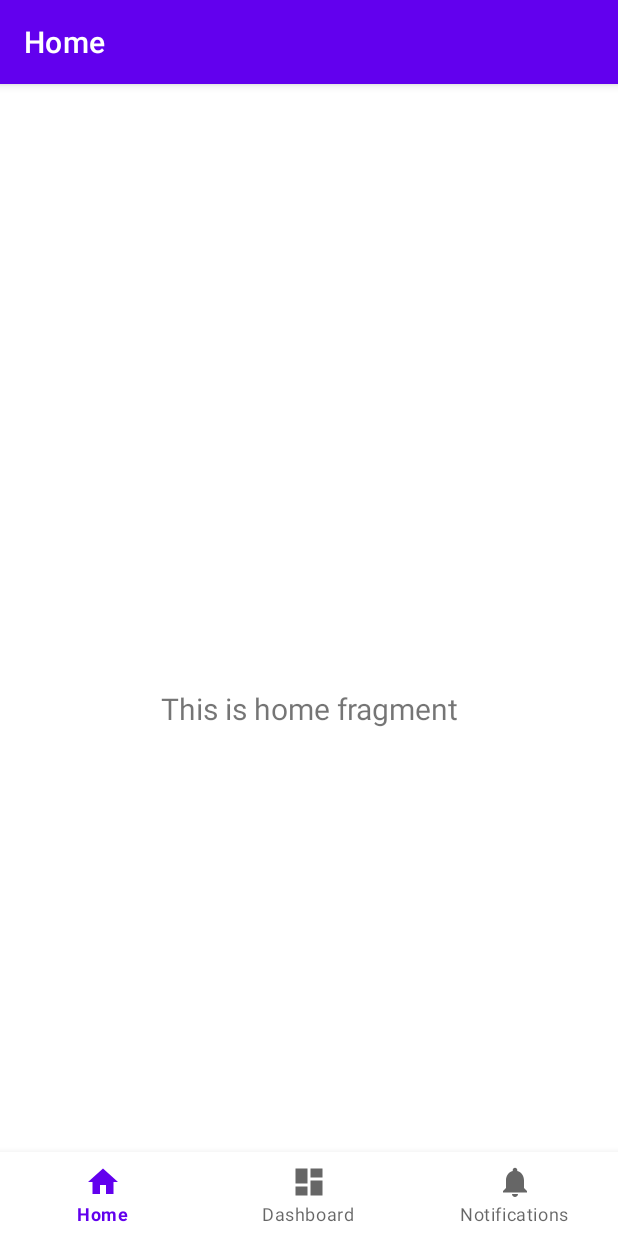
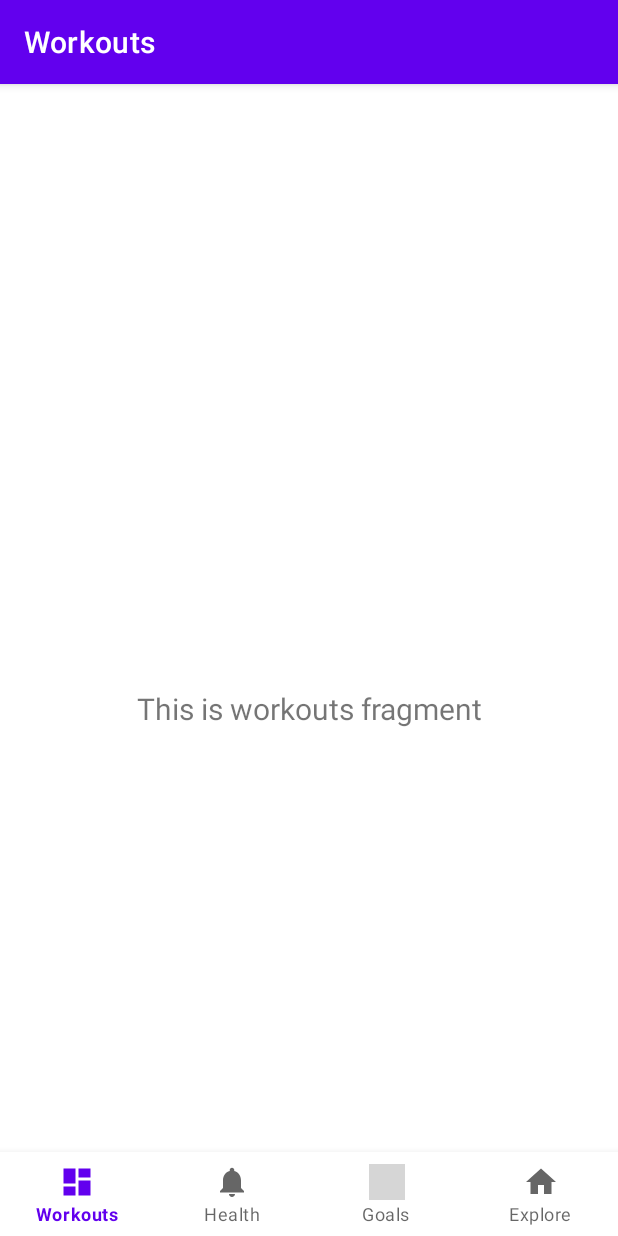
Before and after one commit to shastye/FitStir, an Android app: the screen it shows after launch (MainActivity), on a phone screen of 412 x 824 dp. Run offline under Robolectric (Android 15) with nearby library versions, the phone set to English and light mode, and no system bars; our stand-ins replace navigation-ui; grey boxes are pictures that could not be loaded.

Commit message:
Refactored Navigation from "Home, Dashboard, Notifications" to "Workouts, Health, Goals, Explore"

```diff
--- a/app/src/main/java/com/fitstir/fitstirapp/MainActivity.java
+++ b/app/src/main/java/com/fitstir/fitstirapp/MainActivity.java
@@ -27,7 +27,7 @@ public class MainActivity extends AppCompatActivity {
         // Passing each menu ID as a set of Ids because each
         // menu should be considered as top level destinations.
         AppBarConfiguration appBarConfiguration = new AppBarConfiguration.Builder(
-                R.id.navigation_home, R.id.navigation_dashboard, R.id.navigation_notifications)
+                R.id.navigation_workouts, R.id.navigation_health, R.id.navigation_goals, R.id.navigation_explore)
                 .build();
         NavController navController = Navigation.findNavController(this, R.id.nav_host_fragment_activity_main);
         NavigationUI.setupActionBarWithNavController(this, navController, appBarConfiguration);
--- a/app/src/main/java/com/fitstir/fitstirapp/ui/home/HomeViewModel.java
+++ b/app/src/main/java/com/fitstir/fitstirapp/ui/explore/ExploreViewModel.java
@@ -1,16 +1,16 @@
-package com.fitstir.fitstirapp.ui.home;
+package com.fitstir.fitstirapp.ui.explore;
 
 import androidx.lifecycle.LiveData;
 import androidx.lifecycle.MutableLiveData;
 import androidx.lifecycle.ViewModel;
 
-public class HomeViewModel extends ViewModel {
+public class ExploreViewModel extends ViewModel {
 
     private final MutableLiveData<String> mText;
 
-    public HomeViewModel() {
+    public ExploreViewModel() {
         mText = new MutableLiveData<>();
-        mText.setValue("This is home fragment");
+        mText.setValue("This is explore fragment");
     }
 
     public LiveData<String> getText() {
--- a/app/src/main/java/com/fitstir/fitstirapp/ui/home/HomeFragment.java
+++ b/app/src/main/java/com/fitstir/fitstirapp/ui/goals/GoalsFragment.java
@@ -1,4 +1,4 @@
-package com.fitstir.fitstirapp.ui.home;
+package com.fitstir.fitstirapp.ui.goals;
 
 import android.os.Bundle;
 import android.view.LayoutInflater;
@@ -10,22 +10,22 @@ import androidx.annotation.NonNull;
 import androidx.fragment.app.Fragment;
 import androidx.lifecycle.ViewModelProvider;
 
-import com.fitstir.fitstirapp.databinding.FragmentHomeBinding;
+import com.fitstir.fitstirapp.databinding.FragmentHealthBinding;
 
-public class HomeFragment extends Fragment {
+public class GoalsFragment extends Fragment {
 
-    private FragmentHomeBinding binding;
+    private FragmentHealthBinding binding;
 
     public View onCreateView(@NonNull LayoutInflater inflater,
                              ViewGroup container, Bundle savedInstanceState) {
-        HomeViewModel homeViewModel =
-                new ViewModelProvider(this).get(HomeViewModel.class);
+        GoalsViewModel goalsViewModel =
+                new ViewModelProvider(this).get(GoalsViewModel.class);
 
-        binding = FragmentHomeBinding.inflate(inflater, container, false);
+        binding = FragmentHealthBinding.inflate(inflater, container, false);
         View root = binding.getRoot();
 
-        final TextView textView = binding.textHome;
-        homeViewModel.getText().observe(getViewLifecycleOwner(), textView::setText);
+        final TextView textView = binding.textHealth;
+        goalsViewModel.getText().observe(getViewLifecycleOwner(), textView::setText);
         return root;
     }
 
--- a/app/src/main/java/com/fitstir/fitstirapp/ui/dashboard/DashboardFragment.java
+++ b/app/src/main/java/com/fitstir/fitstirapp/ui/workouts/WorkoutsFragment.java
@@ -1,4 +1,4 @@
-package com.fitstir.fitstirapp.ui.dashboard;
+package com.fitstir.fitstirapp.ui.workouts;
 
 import android.os.Bundle;
 import android.view.LayoutInflater;
@@ -10,22 +10,22 @@ import androidx.annotation.NonNull;
 import androidx.fragment.app.Fragment;
 import androidx.lifecycle.ViewModelProvider;
 
-import com.fitstir.fitstirapp.databinding.FragmentDashboardBinding;
+import com.fitstir.fitstirapp.databinding.FragmentWorkoutsBinding;
 
-public class DashboardFragment extends Fragment {
+public class WorkoutsFragment extends Fragment {
 
-    private FragmentDashboardBinding binding;
+    private FragmentWorkoutsBinding binding;
 
     public View onCreateView(@NonNull LayoutInflater inflater,
                              ViewGroup container, Bundle savedInstanceState) {
-        DashboardViewModel dashboardViewModel =
-                new ViewModelProvider(this).get(DashboardViewModel.class);
+        WorkoutsViewModel workoutsViewModel =
+                new ViewModelProvider(this).get(WorkoutsViewModel.class);
 
-        binding = FragmentDashboardBinding.inflate(inflater, container, false);
+        binding = FragmentWorkoutsBinding.inflate(inflater, container, false);
         View root = binding.getRoot();
 
-        final TextView textView = binding.textDashboard;
-        dashboardViewModel.getText().observe(getViewLifecycleOwner(), textView::setText);
+        final TextView textView = binding.textWorkouts;
+        workoutsViewModel.getText().observe(getViewLifecycleOwner(), textView::setText);
         return root;
     }
 
--- a/app/src/main/java/com/fitstir/fitstirapp/ui/dashboard/DashboardViewModel.java
+++ b/app/src/main/java/com/fitstir/fitstirapp/ui/workouts/WorkoutsViewModel.java
@@ -1,16 +1,16 @@
-package com.fitstir.fitstirapp.ui.dashboard;
+package com.fitstir.fitstirapp.ui.workouts;
 
 import androidx.lifecycle.LiveData;
 import androidx.lifecycle.MutableLiveData;
 import androidx.lifecycle.ViewModel;
 
-public class DashboardViewModel extends ViewModel {
+public class WorkoutsViewModel extends ViewModel {
 
     private final MutableLiveData<String> mText;
 
-    public DashboardViewModel() {
+    public WorkoutsViewModel() {
         mText = new MutableLiveData<>();
-        mText.setValue("This is dashboard fragment");
+        mText.setValue("This is workouts fragment");
     }
 
     public LiveData<String> getText() {
--- a/app/src/main/res/layout/activity_main.xml
+++ b/app/src/main/res/layout/activity_main.xml
@@ -16,6 +16,7 @@
         app:layout_constraintBottom_toBottomOf="parent"
         app:layout_constraintLeft_toLeftOf="parent"
         app:layout_constraintRight_toRightOf="parent"
+        app:labelVisibilityMode="labeled"
         app:menu="@menu/bottom_nav_menu" />
 
     <fragment
--- a/app/src/main/res/layout/fragment_dashboard.xml
+++ b/app/src/main/res/layout/fragment_explore.xml
@@ -4,10 +4,10 @@
     xmlns:tools="http://schemas.android.com/tools"
     android:layout_width="match_parent"
     android:layout_height="match_parent"
-    tools:context=".ui.dashboard.DashboardFragment">
+    tools:context=".ui.explore.ExploreFragment">
 
     <TextView
-        android:id="@+id/text_dashboard"
+        android:id="@+id/text_explore"
         android:layout_width="match_parent"
         android:layout_height="wrap_content"
         android:layout_marginStart="8dp"
--- a/app/src/main/res/layout/fragment_notifications.xml
+++ b/app/src/main/res/layout/fragment_goals.xml
@@ -4,10 +4,10 @@
     xmlns:tools="http://schemas.android.com/tools"
     android:layout_width="match_parent"
     android:layout_height="match_parent"
-    tools:context=".ui.notifications.NotificationsFragment">
+    tools:context=".ui.goals.GoalsFragment">
 
     <TextView
-        android:id="@+id/text_notifications"
+        android:id="@+id/text_goals"
         android:layout_width="match_parent"
         android:layout_height="wrap_content"
         android:layout_marginStart="8dp"
--- a/app/src/main/res/layout/fragment_home.xml
+++ b/app/src/main/res/layout/fragment_workouts.xml
@@ -4,10 +4,10 @@
     xmlns:tools="http://schemas.android.com/tools"
     android:layout_width="match_parent"
     android:layout_height="match_parent"
-    tools:context=".ui.home.HomeFragment">
+    tools:context=".ui.workouts.WorkoutsFragment">
 
     <TextView
-        android:id="@+id/text_home"
+        android:id="@+id/text_workouts"
         android:layout_width="match_parent"
         android:layout_height="wrap_content"
         android:layout_marginStart="8dp"
--- a/app/src/main/res/menu/bottom_nav_menu.xml
+++ b/app/src/main/res/menu/bottom_nav_menu.xml
@@ -2,18 +2,23 @@
 <menu xmlns:android="http://schemas.android.com/apk/res/android">
 
     <item
-        android:id="@+id/navigation_home"
-        android:icon="@drawable/ic_home_black_24dp"
-        android:title="@string/title_home" />
+        android:id="@+id/navigation_workouts"
+        android:icon="@drawable/ic_workouts_black_24dp"
+        android:title="@string/title_workouts" />
 
     <item
-        android:id="@+id/navigation_dashboard"
-        android:icon="@drawable/ic_dashboard_black_24dp"
-        android:title="@string/title_dashboard" />
+        android:id="@+id/navigation_health"
+        android:icon="@drawable/ic_health_black_24dp"
+        android:title="@string/title_health" />
 
     <item
-        android:id="@+id/navigation_notifications"
-        android:icon="@drawable/ic_notifications_black_24dp"
-        android:title="@string/title_notifications" />
+        android:id="@+id/navigation_goals"
+        android:icon="@drawable/ic_goals_black_24dp"
+        android:title="@string/title_goals" />
+
+    <item
+        android:id="@+id/navigation_explore"
+        android:icon="@drawable/ic_explore_black_24dp"
+        android:title="@string/title_explore" />
 
 </menu>
--- a/app/src/main/res/navigation/mobile_navigation.xml
+++ b/app/src/main/res/navigation/mobile_navigation.xml
@@ -3,23 +3,29 @@
     xmlns:app="http://schemas.android.com/apk/res-auto"
     xmlns:tools="http://schemas.android.com/tools"
     android:id="@+id/mobile_navigation"
-    app:startDestination="@+id/navigation_home">
+    app:startDestination="@+id/navigation_workouts">
 
     <fragment
-        android:id="@+id/navigation_home"
-        android:name="com.fitstir.fitstirapp.ui.home.HomeFragment"
-        android:label="@string/title_home"
-        tools:layout="@layout/fragment_home" />
+        android:id="@+id/navigation_workouts"
+        android:name="com.fitstir.fitstirapp.ui.workouts.WorkoutsFragment"
+        android:label="@string/title_workouts"
+        tools:layout="@layout/fragment_workouts" />
 
     <fragment
-        android:id="@+id/navigation_dashboard"
-        android:name="com.fitstir.fitstirapp.ui.dashboard.DashboardFragment"
-        android:label="@string/title_dashboard"
-        tools:layout="@layout/fragment_dashboard" />
+        android:id="@+id/navigation_health"
+        android:name="com.fitstir.fitstirapp.ui.health.HealthFragment"
+        android:label="@string/title_health"
+        tools:layout="@layout/fragment_health" />
 
     <fragment
-        android:id="@+id/navigation_notifications"
-        android:name="com.fitstir.fitstirapp.ui.notifications.NotificationsFragment"
-        android:label="@string/title_notifications"
-        tools:layout="@layout/fragment_notifications" />
+        android:id="@+id/navigation_goals"
+        android:name="com.fitstir.fitstirapp.ui.goals.GoalsFragment"
+        android:label="@string/title_goals"
+        tools:layout="@layout/fragment_goals" />
+
+    <fragment
+        android:id="@+id/navigation_explore"
+        android:name="com.fitstir.fitstirapp.ui.explore.ExploreFragment"
+        android:label="@string/title_explore"
+        tools:layout="@layout/fragment_explore" />
 </navigation>
--- a/app/src/main/res/values/strings.xml
+++ b/app/src/main/res/values/strings.xml
@@ -1,6 +1,7 @@
 <resources>
     <string name="app_name">FitStir</string>
-    <string name="title_home">Home</string>
-    <string name="title_dashboard">Dashboard</string>
-    <string name="title_notifications">Notifications</string>
+    <string name="title_goals">Goals</string>
+    <string name="title_workouts">Workouts</string>
+    <string name="title_health">Health</string>
+    <string name="title_explore">Explore</string>
 </resources>
```
Also changed, not shown: app/src/main/java/com/fitstir/fitstirapp/ui/explore/ExploreFragment.java (added, +37 -0 lines), app/src/main/java/com/fitstir/fitstirapp/ui/goals/GoalsViewModel.java (added, +19 -0 lines), app/src/main/java/com/fitstir/fitstirapp/ui/health/HealthFragment.java (added, +37 -0 lines), app/src/main/java/com/fitstir/fitstirapp/ui/health/HealthViewModel.java (renamed from app/src/main/java/com/fitstir/fitstirapp/ui/notifications/NotificationsViewModel.java, +4 -4 lines), app/src/main/java/com/fitstir/fitstirapp/ui/notifications/NotificationsFragment.java (deleted, +0 -37 lines), app/src/main/res/drawable/ic_explore_black_24dp.xml (renamed from app/src/main/res/drawable/ic_home_black_24dp.xml), app/src/main/res/drawable/ic_health_black_24dp.xml (renamed from app/src/main/res/drawable/ic_notifications_black_24dp.xml), app/src/main/res/drawable/ic_workouts_black_24dp.xml (renamed from app/src/main/res/drawable/ic_dashboard_black_24dp.xml).
